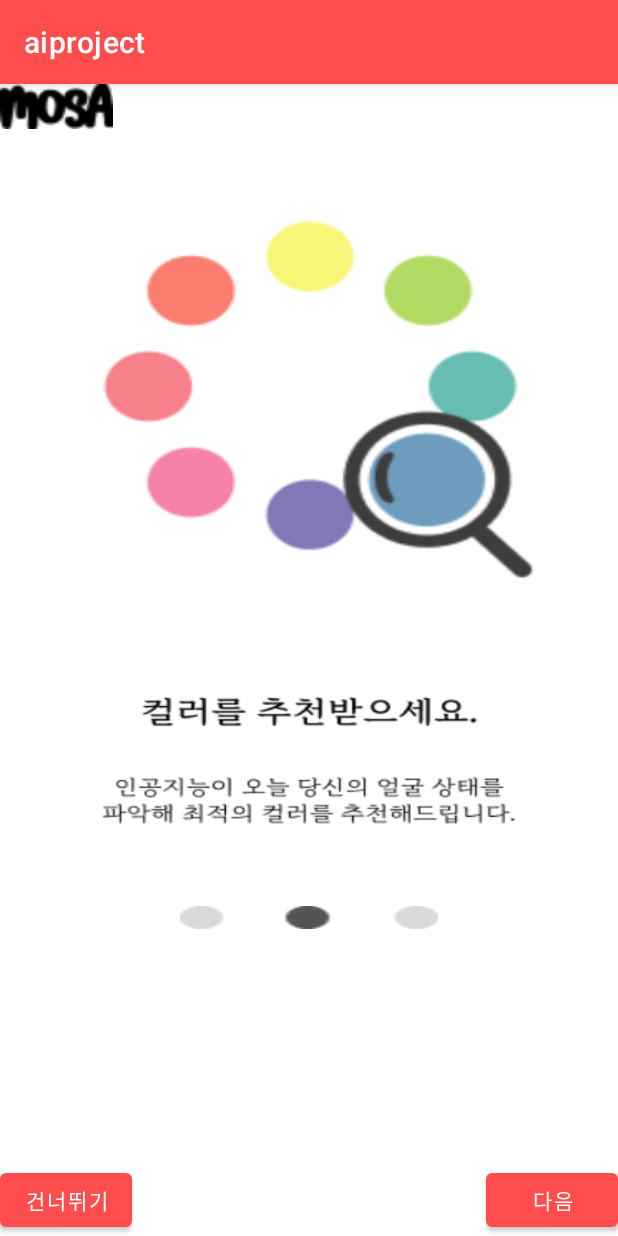
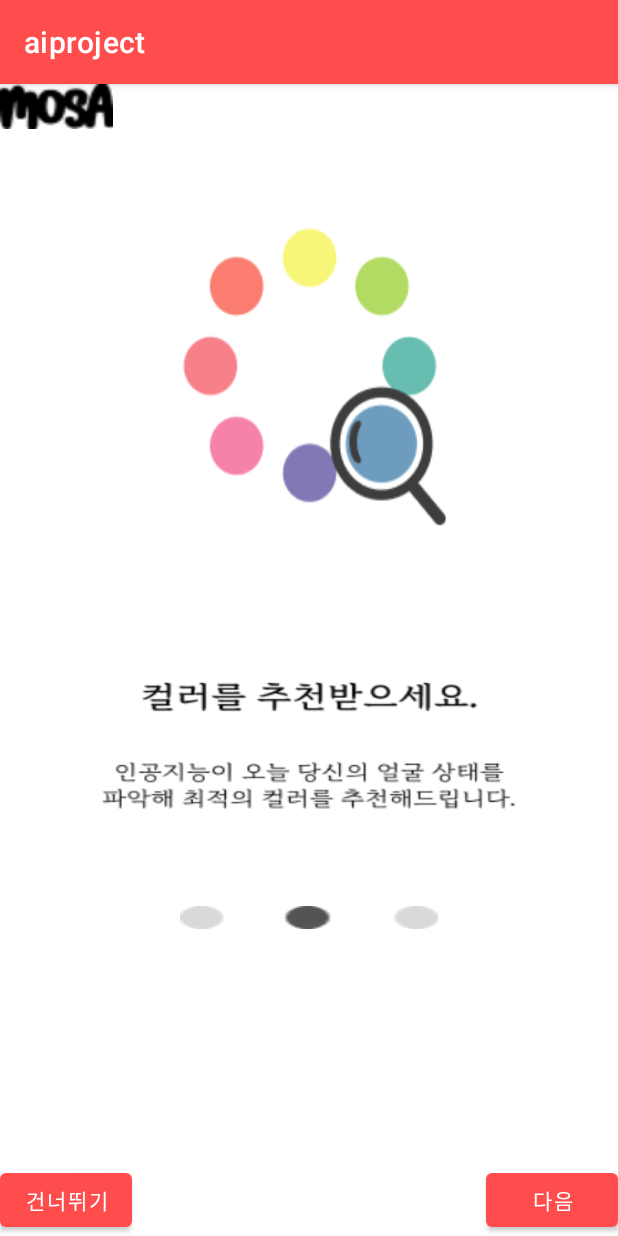
Before and after one commit to yunnn426/Mosa, an Android app: the screen it shows after launch (TutorialActivity), after a tap on "다음", on a phone screen of 412 x 824 dp. Run offline under Robolectric (Android 15) with nearby library versions, the phone set to English and light mode, and no system bars.

Commit message:
main 브렌치의 변경사항 반영

```diff
--- a/app/src/main/res/layout/start_page2.xml
+++ b/app/src/main/res/layout/start_page2.xml
@@ -1,5 +1,5 @@
 <?xml version="1.0" encoding="utf-8"?>
-<LinearLayout xmlns:android="http://schemas.android.com/apk/res/android"
+<androidx.constraintlayout.widget.ConstraintLayout xmlns:android="http://schemas.android.com/apk/res/android"
     xmlns:app="http://schemas.android.com/apk/res-auto"
     xmlns:tools="http://schemas.android.com/tools"
     android:layout_width="match_parent"
@@ -11,33 +11,49 @@
         <ImageView
             android:layout_width="75dp"
             android:layout_height="30dp"
-            android:background="@drawable/mosa_logo" />
-        <TextView
-            android:layout_width="match_parent"
-            android:layout_height="30dp" />
+            android:background="@drawable/mosa_logo"
+
+            android:id="@+id/mosa_logo"
+
+            app:layout_constraintTop_toTopOf="parent"
+            tools:ignore="MissingConstraints"
+            />
+
         <ImageView
-            android:layout_width="match_parent"
-            android:layout_height="300dp"
+            android:layout_width="wrap_content"
+            android:layout_height="250dp"
             android:layout_marginHorizontal="30dp"
             android:layout_gravity="center"
-            android:background="@drawable/second_page_pic" />
-        <TextView
-            android:layout_width="match_parent"
-            android:layout_height="30dp" />
+            android:background="@drawable/second_page_pic"
+            android:layout_marginTop="40dp"
+
+            android:id="@+id/second_page_pic"
+
+            app:layout_constraintTop_toBottomOf="@+id/mosa_logo"
+            app:layout_constraintLeft_toLeftOf="parent"
+            app:layout_constraintRight_toRightOf="parent"
+            />
 
         <ImageView
             android:layout_width="match_parent"
             android:layout_height="118dp"
             android:layout_marginHorizontal="40dp"
-            android:background="@drawable/second_page_text" />
-        <TextView
-            android:layout_width="match_parent"
-            android:layout_height="40dp" />
+            android:background="@drawable/second_page_text"
+            android:layout_marginTop="60dp"
+
+            android:id="@+id/second_page_text"
+
+            app:layout_constraintTop_toBottomOf="@+id/second_page_pic"
+            />
 
         <ImageView
             android:layout_width="match_parent"
             android:layout_height="15dp"
             android:layout_marginHorizontal="120dp"
-            android:background="@drawable/second_page_slide" />
+            android:background="@drawable/second_page_slide"
+            android:layout_marginTop="50dp"
 
-</LinearLayout>
+            app:layout_constraintTop_toBottomOf="@+id/second_page_text"
+            />
+
+</androidx.constraintlayout.widget.ConstraintLayout>
```
Also changed, not shown: app/src/main/res/layout/activity_login.xml (+9 -12 lines), app/src/main/res/layout/activity_main.xml (+21 -14 lines), app/src/main/res/layout/activity_signup.xml (+9 -14 lines), app/src/main/res/layout/start_page1.xml (+43 -20 lines), app/src/main/res/layout/start_page3.xml (+44 -20 lines), app/src/main/res/drawable/third_page_slide.png (added).
